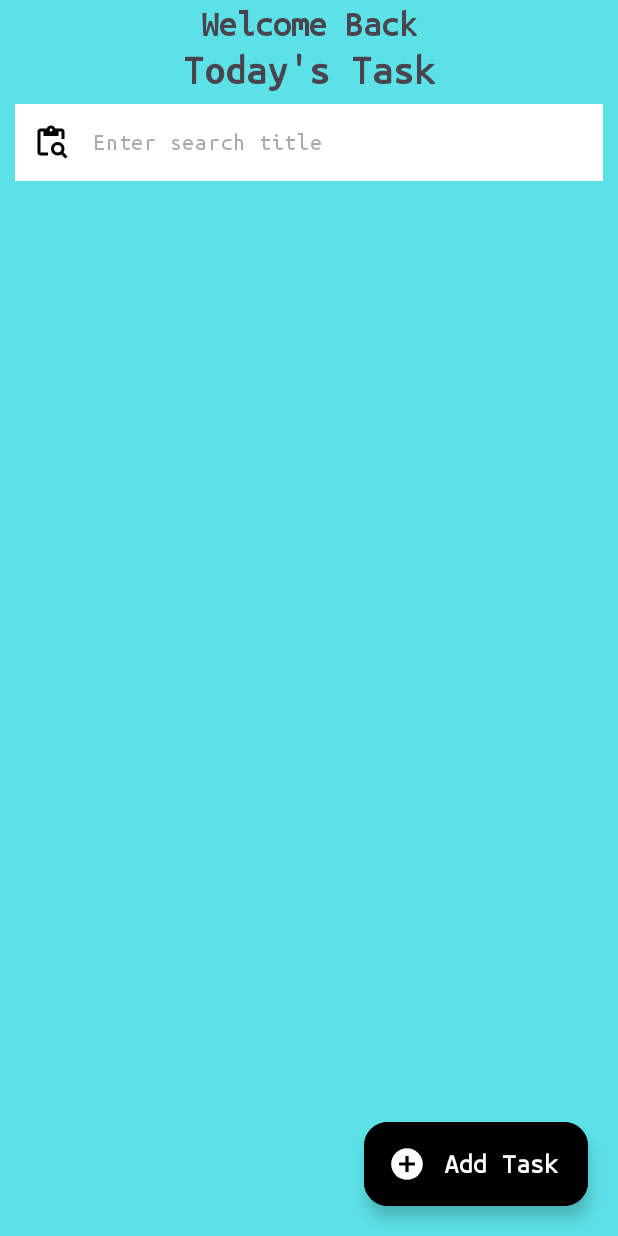
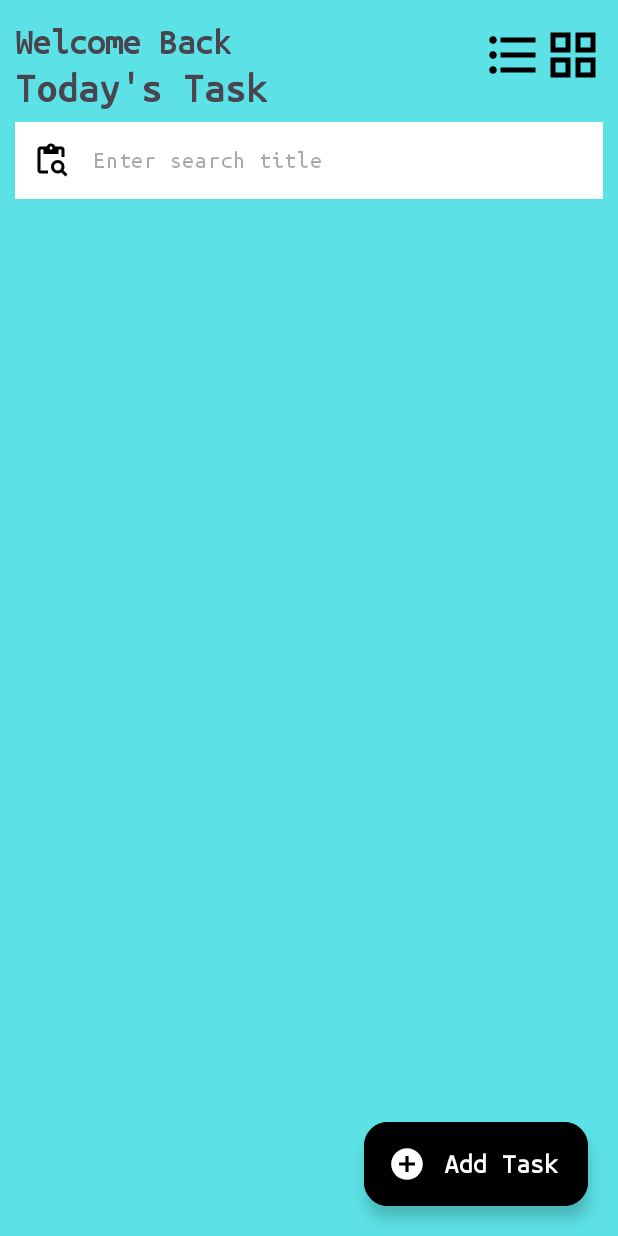
Before and after one commit to it22323934/MAD_LAB_EXAM4_TodoAPP, an Android app: the screen it shows after launch (MainActivity), on a phone screen of 412 x 824 dp. Run offline under Robolectric (Android 15) with nearby library versions, the phone set to English and light mode, and no system bars; our stand-ins replace Room's generated code; libraries missing offline, so code that uses them is left out: androidx.room.util.

Commit message:
Added Filter Function

```diff
--- a/app/src/main/java/com/example/todoapp/MainActivity.kt
+++ b/app/src/main/java/com/example/todoapp/MainActivity.kt
@@ -27,6 +27,7 @@ import com.example.todoapp.utils.setupDialog
 import com.example.todoapp.utils.validateEditText
 import com.example.todoapp.utils.validatePriority
 import com.example.todoapp.viewmodals.TaskViewModal
+import com.google.android.material.dialog.MaterialAlertDialogBuilder
 import com.google.android.material.internal.ViewUtils
 import com.google.android.material.snackbar.Snackbar
 import com.google.android.material.textfield.TextInputEditText
@@ -241,9 +242,10 @@ class MainActivity : AppCompatActivity() {
         }
         mainBinding.taskRV.adapter = taskRecyclerViewAdapter
         callGetTaskList(taskRecyclerViewAdapter)
-        taskViewModal.getTaskList()
+        callSortByLiveData()
         statusCallBack()
         callSearch()
+        callSortByDialog()
     }
 
     private fun statusCallBack() {
@@ -299,7 +301,7 @@ class MainActivity : AppCompatActivity() {
                 if (query.toString().isNotEmpty()){
                     taskViewModal.searchTaskList(query.toString())
                 }else{
-                    taskViewModal.getTaskList()
+                    callSortByLiveData()
                 }
             }
         })
@@ -311,7 +313,53 @@ class MainActivity : AppCompatActivity() {
             }
             false
         }
+
+        callSortByDialog()
     }
+
+    private fun callSortByLiveData(){
+        taskViewModal.sortByLiveData.observe(this){
+            taskViewModal.getTaskList(it.second,it.first)
+        }
+    }
+
+    private fun callSortByDialog() {
+        var checkedItem = 0   // 2 is default item set
+        val items = arrayOf("Title Ascending", "Title Descending","Date Ascending","Date Descending","High","Medium")
+
+        mainBinding.sortImg.setOnClickListener {
+            MaterialAlertDialogBuilder(this)
+                .setTitle("Sort By")
+                .setPositiveButton("Ok") { _, _ ->
+                    when (checkedItem) {
+                        0 -> {
+                            taskViewModal.setSortedBy(Pair("title",true))
+                        }
+                        1 -> {
+                            taskViewModal.setSortedBy(Pair("title",false))
+                        }
+                        2 -> {
+                            taskViewModal.setSortedBy(Pair("date",true))
+                        }
+                        3 -> {
+                            taskViewModal.setSortedBy(Pair("date",false))
+                        }
+                        4 -> {
+                            taskViewModal.setSortedBy(Pair("level",false))
+                        }
+                        else->{
+                            taskViewModal.setSortedBy(Pair("level",true))
+                        }
+                    }
+                }
+                .setSingleChoiceItems(items, checkedItem) { _, selectedItemIndex ->
+                    checkedItem = selectedItemIndex
+                }
+                .setCancelable(false)
+                .show()
+        }
+    }
+
 
     private fun callGetTaskList(taskRecyclerViewAdapter: TaskRVViewBindingAdapter) {
         CoroutineScope(Dispatchers.Main).launch {
--- a/app/src/main/java/com/example/todoapp/dao/TaskDao.kt
+++ b/app/src/main/java/com/example/todoapp/dao/TaskDao.kt
@@ -8,8 +8,24 @@ import kotlinx.coroutines.flow.Flow
 @Dao
 interface TaskDao {
 
-    @Query("SELECT * FROM Task ORDER BY date DESC")
-    fun getTaskList() : Flow<List<Task>>
+    @Query("""SELECT * FROM Task ORDER BY CASE WHEN :isAsc=1 THEN taskTitle END ASC,CASE WHEN :isAsc=0 THEN taskTitle END DESC""")
+    fun getTaskListSortByTaskTitle(isAsc: Boolean): Flow<List<Task>>
+
+    @Query("""SELECT * FROM Task ORDER BY CASE WHEN :isAsc=1 THEN date END ASC,CASE WHEN :isAsc=0 THEN date END DESC""")
+    fun getTaskListSortByTaskDate(isAsc: Boolean): Flow<List<Task>>
+
+    @Query("""
+    SELECT * FROM Task
+    WHERE
+        CASE
+            WHEN :isAsc = 0 THEN
+                level = 'high'
+            ELSE
+                level = 'medium'
+        END
+""")
+    fun getTaskListSortByTaskPriority(isAsc: Boolean): Flow<List<Task>>
+
 
 
     @Insert(onConflict = OnConflictStrategy.REPLACE)
@@ -17,15 +33,21 @@ interface TaskDao {
 
 
     @Delete
-    suspend fun deleteTask(task:Task):Int
+    suspend fun deleteTask(task: Task): Int
 
     @Query("DELETE FROM Task WHERE taskId== :taskId")
-    suspend fun deleteTaskUsingId(taskId:String):Int
+    suspend fun deleteTaskUsingId(taskId: String): Int
 
     @Query("UPDATE Task SET level=:level,taskTitle=:title,description=:description WHERE taskId=:taskId")
-    suspend fun updateTaskParticularFiled(taskId:String,level:String,title:String,description:String):Int
+    suspend fun updateTaskParticularFiled(
+        taskId: String,
+        level: String,
+        title: String,
+        description: String
+    ): Int
 
     @Query("SELECT * FROM Task WHERE taskTitle LIKE :query ORDER BY date DESC")
-    fun searchTaskList(query: String) : Flow<List<Task>>
+    fun searchTaskList(query: String): Flow<List<Task>>
+
 
 }
--- a/app/src/main/java/com/example/todoapp/repository/TaskRepository.kt
+++ b/app/src/main/java/com/example/todoapp/repository/TaskRepository.kt
@@ -30,13 +30,27 @@ class TaskRepository(application: Application) {
     val statusLiveData:LiveData<Resource<StatusResult>>
         get()=_statusLiveData
 
+    private val _sortByLiveData=MutableLiveData<Pair<String,Boolean>>().apply {
+        postValue(Pair("title",true))
+    }
+    val sortByLiveData:LiveData<Pair<String,Boolean>>
+        get()= _sortByLiveData
 
-    fun getTaskList(){
+    fun setSortedBy(sort:Pair<String,Boolean>){
+        _sortByLiveData.postValue(sort)
+    }
+    fun getTaskList(isAsc:Boolean,sortByName: String){
         CoroutineScope(Dispatchers.IO).launch {
             try {
                 _taskStateFlow.emit(Loading())
                 delay(500)
-                val result = taskDao.getTaskList()
+                val result=if(sortByName=="title"){
+                    taskDao.getTaskListSortByTaskTitle(isAsc)
+                }else if (sortByName=="date"){
+                    taskDao.getTaskListSortByTaskDate(isAsc)
+                } else {
+                    taskDao.getTaskListSortByTaskPriority(isAsc)
+                }
                 _taskStateFlow.emit(Success("loading", result))
 
             } catch (e: Exception) {
--- a/app/src/main/java/com/example/todoapp/viewmodals/TaskViewModal.kt
+++ b/app/src/main/java/com/example/todoapp/viewmodals/TaskViewModal.kt
@@ -13,10 +13,14 @@ class TaskViewModal(application: Application) : AndroidViewModel(application) {
     private val taskRepository = TaskRepository(application)
     val taskStateFlow get() = taskRepository.taskStateFlow
     val statusLiveData get() = taskRepository.statusLiveData
+    val sortByLiveData get()=taskRepository.sortByLiveData
 
+    fun setSortedBy(sort:Pair<String,Boolean>){
+        taskRepository.setSortedBy(sort)
+    }
 
-    fun getTaskList() {
-        taskRepository.getTaskList()
+    fun getTaskList(isAsc:Boolean,sortByName: String) {
+        taskRepository.getTaskList(isAsc,sortByName)
     }
 
     fun insertTask(task: Task){
--- /dev/null
+++ b/app/src/main/res/drawable/baseline_format_list_bulleted_24.xml
@@ -0,0 +1,5 @@
+<vector xmlns:android="http://schemas.android.com/apk/res/android" android:autoMirrored="true" android:height="24dp" android:tint="#000000" android:viewportHeight="24" android:viewportWidth="24" android:width="24dp">
+
+    <path android:fillColor="@android:color/white" android:pathData="M4,10.5c-0.83,0 -1.5,0.67 -1.5,1.5s0.67,1.5 1.5,1.5 1.5,-0.67 1.5,-1.5 -0.67,-1.5 -1.5,-1.5zM4,4.5c-0.83,0 -1.5,0.67 -1.5,1.5S3.17,7.5 4,7.5 5.5,6.83 5.5,6 4.83,4.5 4,4.5zM4,16.5c-0.83,0 -1.5,0.68 -1.5,1.5s0.68,1.5 1.5,1.5 1.5,-0.68 1.5,-1.5 -0.67,-1.5 -1.5,-1.5zM7,19h14v-2L7,17v2zM7,13h14v-2L7,11v2zM7,5v2h14L21,5L7,5z"/>
+
+</vector>
--- /dev/null
+++ b/app/src/main/res/drawable/baseline_grid_view_24.xml
@@ -0,0 +1,5 @@
+<vector xmlns:android="http://schemas.android.com/apk/res/android" android:height="24dp" android:tint="#000000" android:viewportHeight="24" android:viewportWidth="24" android:width="24dp">
+
+    <path android:fillColor="@android:color/white" android:fillType="evenOdd" android:pathData="M3,3v8h8L11,3L3,3zM9,9L5,9L5,5h4v4zM3,13v8h8v-8L3,13zM9,19L5,19v-4h4v4zM13,3v8h8L21,3h-8zM19,9h-4L15,5h4v4zM13,13v8h8v-8h-8zM19,19h-4v-4h4v4z"/>
+
+</vector>
--- a/app/src/main/res/layout/activity_main.xml
+++ b/app/src/main/res/layout/activity_main.xml
@@ -8,63 +8,110 @@
     android:background="@color/mainBackGroundColor"
     tools:context=".MainActivity">
 
-    <LinearLayout
+    <com.google.android.material.appbar.AppBarLayout
+        android:layout_width="match_parent"
+        android:layout_height="wrap_content"
+        android:background="@color/mainBackGroundColor">
+
+        <com.google.android.material.appbar.MaterialToolbar
+            android:layout_width="match_parent"
+            android:layout_height="wrap_content"
+            app:contentInsetStart="0dp"
+            app:layout_scrollFlags="scroll">
+
+            <RelativeLayout
                 android:layout_width="match_parent"
                 android:layout_height="match_parent"
                 android:orientation="vertical">
 
                 <TextView
-            android:id="@+id/titleText"
+                    android:id="@+id/welcomeTxt"
                     android:layout_width="wrap_content"
                     android:layout_height="wrap_content"
-            android:layout_gravity="center"
-            android:layout_marginTop="4dp"
+                    android:layout_marginStart="10dp"
+                    android:layout_marginTop="16dp"
                     android:text="Welcome Back"
                     android:textSize="24sp"
                     android:textStyle="bold" />
 
                 <TextView
+                    android:id="@+id/todayTxt"
                     android:layout_width="wrap_content"
                     android:layout_height="wrap_content"
-            android:layout_gravity="center"
+                    android:layout_below="@id/welcomeTxt"
+                    android:layout_marginStart="10dp"
                     android:layout_marginTop="4dp"
                     android:text="Today's Task"
                     android:textSize="28sp"
                     android:textStyle="bold" />
 
+                <LinearLayout
+                    android:layout_width="wrap_content"
+                    android:layout_height="wrap_content"
+                    android:layout_above="@id/edSearchL"
+                    android:layout_alignParentTop="true"
+                    android:layout_alignParentEnd="true"
+                    android:layout_centerVertical="true"
+                    android:layout_marginEnd="10dp"
+                    android:gravity="center"
+                    android:orientation="horizontal">
+
+                    <ImageView
+                        android:id="@+id/sortImg"
+                        android:layout_width="40dp"
+                        android:layout_height="40dp"
+                        android:src="@drawable/baseline_format_list_bulleted_24" />
+
+                    <ImageView
+                        android:id="@+id/listOrGridImg"
+                        android:layout_width="40dp"
+                        android:layout_height="40dp"
+                        android:src="@drawable/baseline_grid_view_24"
+                        app:tint="@color/black" />
+                </LinearLayout>
+
+
                 <com.google.android.material.textfield.TextInputLayout
                     android:id="@+id/edSearchL"
                     style="@style/SearchInputLayout"
+                    android:layout_below="@+id/todayTxt"
+                    android:layout_centerHorizontal="true"
                     android:layout_width="match_parent"
                     android:layout_height="wrap_content"
+                    android:layout_marginHorizontal="10dp"
                     android:layout_marginTop="8dp"
-            android:layout_marginHorizontal="10dp"
-            app:startIconDrawable="@drawable/baseline_content_paste_search_24"
                     app:errorEnabled="false"
-            app:hintEnabled="false">
+                    app:hintEnabled="false"
+                    app:startIconDrawable="@drawable/baseline_content_paste_search_24">
 
                     <com.google.android.material.textfield.TextInputEditText
                         android:id="@+id/edSearch"
                         android:layout_width="match_parent"
                         android:layout_height="wrap_content"
+                        android:background="@color/white"
                         android:hint="Enter search title"
-                android:background="@color/white"
                         android:imeOptions="actionSearch"
                         android:inputType="text" />
                 </com.google.android.material.textfield.TextInputLayout>
 
+
+
+            </RelativeLayout>
+
+        </com.google.android.material.appbar.MaterialToolbar>
+    </com.google.android.material.appbar.AppBarLayout>
     <androidx.recyclerview.widget.RecyclerView
         android:id="@+id/taskRV"
+        android:layout_marginTop="8dp"
         android:layout_width="match_parent"
         android:layout_height="match_parent"
         android:clipToPadding="false"
         android:orientation="vertical"
         android:paddingBottom="100dp"
+        android:overScrollMode="never"
+        app:layout_behavior="@string/appbar_scrolling_view_behavior"
         app:layoutManager="androidx.recyclerview.widget.LinearLayoutManager"
         tools:listitem="@layout/view_task_layout" />
-
-
-    </LinearLayout>
 
     <com.google.android.material.floatingactionbutton.ExtendedFloatingActionButton
         android:id="@+id/addTaskFABtn"
```
Lines whose indentation alone changed are shown as unchanged.
